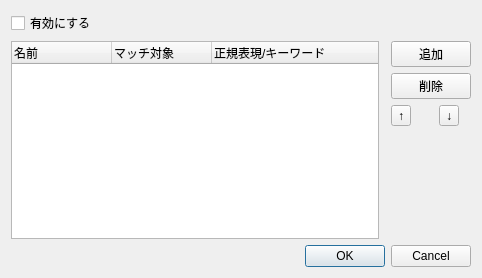
Qt form ui/matchandaddbroadcast.ui (diginatu/Viqo) before a commit.
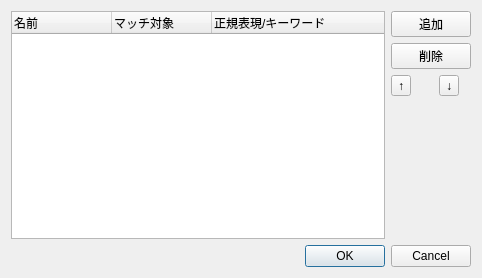
The same form after that commit.

Commit message: SearchNotifyBroad : works for broadID, communityID and userID

```diff
--- a/ui/matchandaddbroadcast.ui
+++ b/ui/matchandaddbroadcast.ui
@@ -14,14 +14,14 @@
    <string>Dialog</string>
   </property>
   <layout class="QGridLayout" name="gridLayout">
-   <item row="0" column="0" colspan="3">
-    <widget class="QCheckBox" name="funcEnable">
+   <item row="2" column="2">
+    <widget class="QToolButton" name="itemDownButton">
      <property name="text">
-      <string>有効にする</string>
+      <string>↓</string>
      </property>
     </widget>
    </item>
-   <item row="1" column="0" rowspan="5">
+   <item row="0" column="0" rowspan="5">
     <widget class="QTreeWidget" name="treeWidget">
      <property name="tabKeyNavigation">
       <bool>true</bool>
@@ -46,35 +46,21 @@
      </column>
     </widget>
    </item>
-   <item row="3" column="2">
-    <widget class="QToolButton" name="itemUpButton">
-     <property name="text">
-      <string>↑</string>
-     </property>
-    </widget>
-   </item>
-   <item row="3" column="3">
-    <widget class="QToolButton" name="itemDownButton">
-     <property name="text">
-      <string>↓</string>
-     </property>
-    </widget>
-   </item>
-   <item row="2" column="2" colspan="2">
+   <item row="1" column="1" colspan="2">
     <widget class="QPushButton" name="deleteButton">
      <property name="text">
       <string>削除</string>
      </property>
     </widget>
    </item>
-   <item row="1" column="2" colspan="2">
+   <item row="0" column="1" colspan="2">
     <widget class="QPushButton" name="addButton">
      <property name="text">
       <string>追加</string>
      </property>
     </widget>
    </item>
-   <item row="5" column="2" colspan="2">
+   <item row="4" column="1" colspan="2">
     <spacer name="verticalSpacer">
      <property name="orientation">
       <enum>Qt::Vertical</enum>
@@ -87,7 +73,7 @@
      </property>
     </spacer>
    </item>
-   <item row="6" column="0" colspan="4">
+   <item row="5" column="0" colspan="3">
     <widget class="QDialogButtonBox" name="buttonBox">
      <property name="orientation">
       <enum>Qt::Horizontal</enum>
@@ -97,6 +83,13 @@
      </property>
     </widget>
    </item>
+   <item row="2" column="1">
+    <widget class="QToolButton" name="itemUpButton">
+     <property name="text">
+      <string>↑</string>
+     </property>
+    </widget>
+   </item>
   </layout>
  </widget>
  <resources/>
```
The commit also changes 1 other file.
